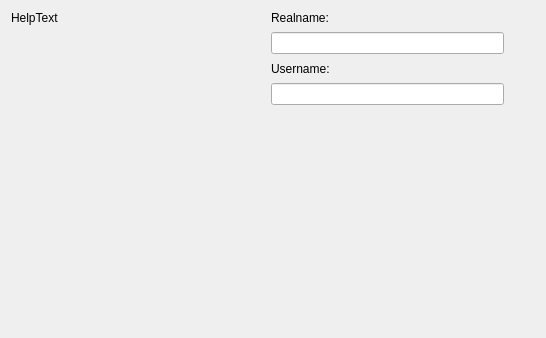
The window that wizard/usercfg.ui (acritox/acritoxinstaller) describes before a commit, drawn with Qt 5.
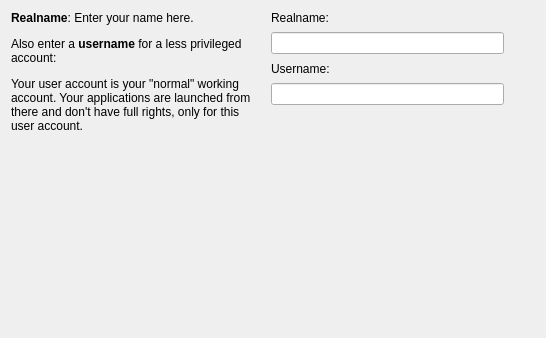
The same window after the commit.

```diff
--- a/wizard/usercfg.ui
+++ b/wizard/usercfg.ui
@@ -35,7 +35,13 @@
       </size>
      </property>
      <property name="text">
-      <string>HelpText</string>
+      <string>&lt;!DOCTYPE HTML PUBLIC &quot;-//W3C//DTD HTML 4.0//EN&quot; &quot;http://www.w3.org/TR/REC-html40/strict.dtd&quot;&gt;
+&lt;html&gt;&lt;head&gt;&lt;meta name=&quot;qrichtext&quot; content=&quot;1&quot; /&gt;&lt;style type=&quot;text/css&quot;&gt;
+p, li { white-space: pre-wrap; }
+&lt;/style&gt;&lt;/head&gt;&lt;body style=&quot; font-family:'DejaVu Sans'; font-size:9pt; font-weight:400; font-style:normal;&quot;&gt;
+&lt;p style=&quot; margin-top:0px; margin-bottom:0px; margin-left:0px; margin-right:0px; -qt-block-indent:0; text-indent:0px;&quot;&gt;&lt;span style=&quot; font-weight:600;&quot;&gt;Realname&lt;/span&gt;: Enter your name here.&lt;/p&gt;
+&lt;p style=&quot; margin-top:12px; margin-bottom:12px; margin-left:0px; margin-right:0px; -qt-block-indent:0; text-indent:0px;&quot;&gt;Also enter a &lt;span style=&quot; font-weight:600;&quot;&gt;username&lt;/span&gt; for a less privileged account:&lt;/p&gt;
+&lt;p style=&quot; margin-top:12px; margin-bottom:12px; margin-left:0px; margin-right:0px; -qt-block-indent:0; text-indent:0px;&quot;&gt;Your user account is your &amp;quot;normal&amp;quot; working account. Your applications are launched from there and don't have full rights, only for this user account.&lt;/p&gt;&lt;/body&gt;&lt;/html&gt;</string>
      </property>
      <property name="textFormat">
       <enum>Qt::RichText</enum>
```
